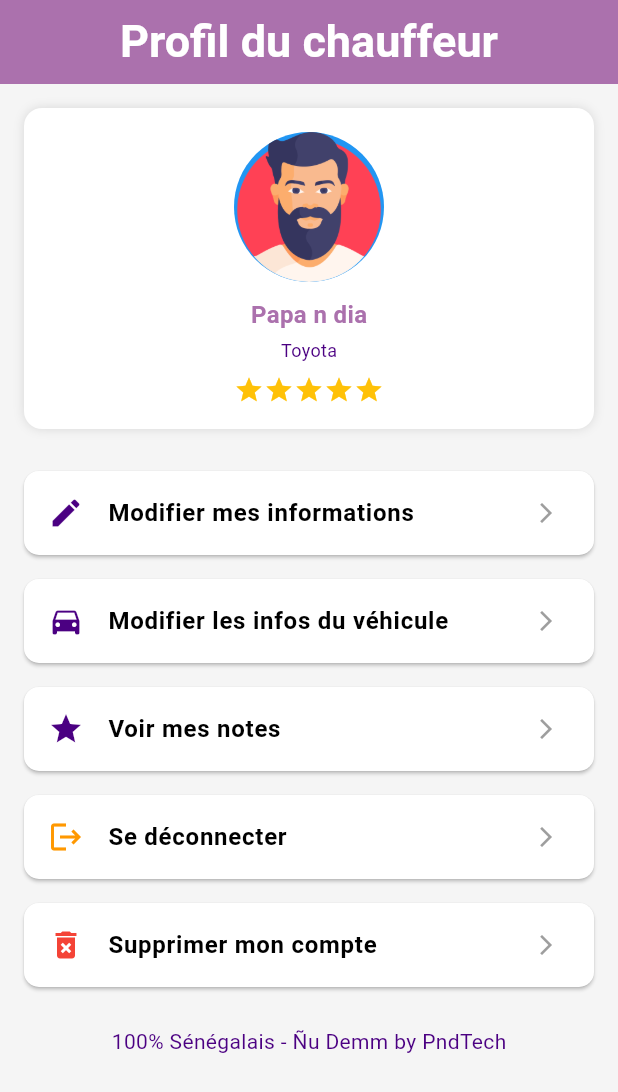
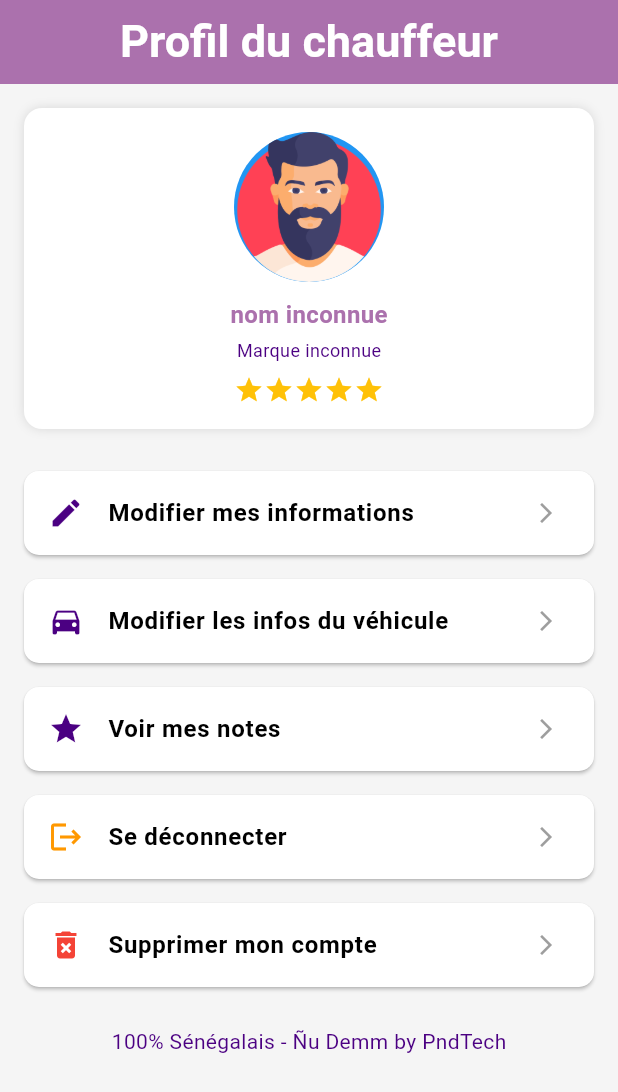
Before and after one commit to papangorba/nu-demm-chauffeur, a Flutter app: the ProfilPage screen opened directly, on a phone screen of 412 x 824 dp. Shown: the top 1092 px of the screen. Run offline on Flutter 3.47's test engine with Material 3 defaults, Android fonts, the phone set to English and light mode, and no system bars; our stand-ins replace firebase_auth, firebase_core, firebase_database, fluttertoast, geolocator, google_maps_flutter and 1 more; missing offline and left inert: flutter_polyline_points; accounts and stored records are empty.

Commit message:
Commit du 2025-07-21 à 20:02

```diff
--- a/lib/authentification/inscription_page.dart
+++ b/lib/authentification/inscription_page.dart
@@ -96,6 +96,7 @@ class _InscriptionPageState extends State<InscriptionPage> {
       Fluttertoast.showToast(msg: "Erreur: ${e.toString()}");
     }
   }
+
 
 
   @override
--- a/lib/authentification/verification_page.dart
+++ b/lib/authentification/verification_page.dart
@@ -26,6 +26,7 @@ class VerificationPage extends StatefulWidget {
     required this.numeroPermis,
     required this.dateEmission,
   });
+
 
   @override
   State<VerificationPage> createState() => _VerificationPageState();
@@ -133,7 +134,7 @@ class _VerificationPageState extends State<VerificationPage> {
                 ),
                 onPressed: verifyCode,
                 child: const Text(
-                  "Vérifier",
+                    "Vérifier",
                     style: TextStyle(color: AppColors.white,fontSize: 22,fontWeight: FontWeight.bold)
                 ),
               ),
--- a/lib/authentification/verification_page_2.dart
+++ b/lib/authentification/verification_page_2.dart
@@ -3,6 +3,7 @@ import 'package:fluttertoast/fluttertoast.dart';
 import 'package:firebase_auth/firebase_auth.dart';
 import 'package:firebase_database/firebase_database.dart';
 import 'package:pndtech_pro/mainScreen/main_screen.dart';
+import '../global/global.dart';
 import '../theme/theme.dart';
 
 class VerificationPage2 extends StatefulWidget {
@@ -68,13 +69,14 @@ class _VerificationPage2State extends State<VerificationPage2> {
     }
   }
 
+
   @override
   Widget build(BuildContext context) {
     return Scaffold(
       backgroundColor: AppColors.background,
       appBar: AppBar(
         title: const Text("Vérification OTP",
-            style: TextStyle(color: AppColors.white),
+          style: TextStyle(color: AppColors.white),
         ),
         backgroundColor: AppColors.primary,
       ),
@@ -119,7 +121,7 @@ class _VerificationPage2State extends State<VerificationPage2> {
                 ),
                 onPressed: verifyOTPCode,
                 child: const Text(
-                  "Vérifier",
+                    "Vérifier",
                     style: TextStyle(color: AppColors.white,fontSize: 22,fontWeight: FontWeight.bold)
                 ),
               ),
--- a/lib/global/global.dart
+++ b/lib/global/global.dart
@@ -3,3 +3,4 @@ import 'package:firebase_auth/firebase_auth.dart';
 
 final FirebaseAuth fAuth = FirebaseAuth.instance;
 User? currentFirebaseUser;
+Map<String, dynamic>? currentFirebaseUserData;
--- a/lib/pages/profil_page.dart
+++ b/lib/pages/profil_page.dart
@@ -35,8 +35,8 @@ class _ProfilPageState extends State<ProfilPage> {
     if (user == null) return;
 
     final uid = user.uid;
-    String nomComplet = "Papa n dia";
-    String marqueVehicule = "Toyota";
+    String nomComplet = "nom inconnue";
+    String marqueVehicule = "Marque inconnue";
 
     // ─── Récupération chauffeur ──────────────────────────────────────────────
     final chauffeursSnapshot =
```
Also changed, not shown: lib/authentification/connexion_page.dart (+32 -2 lines), lib/mainScreen/main_screen.dart (+4 -4 lines), lib/splashScreen/splash_screen.dart (indentation only).
